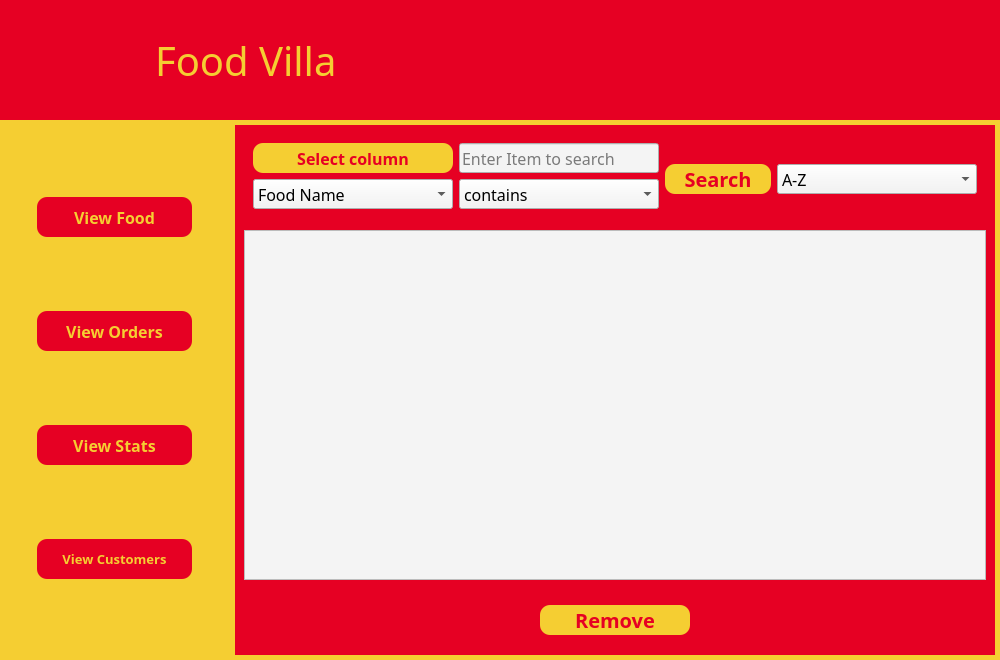
Qt form views/main.ui (AbdulRehman7590/DSA_FinalProject) before a commit.
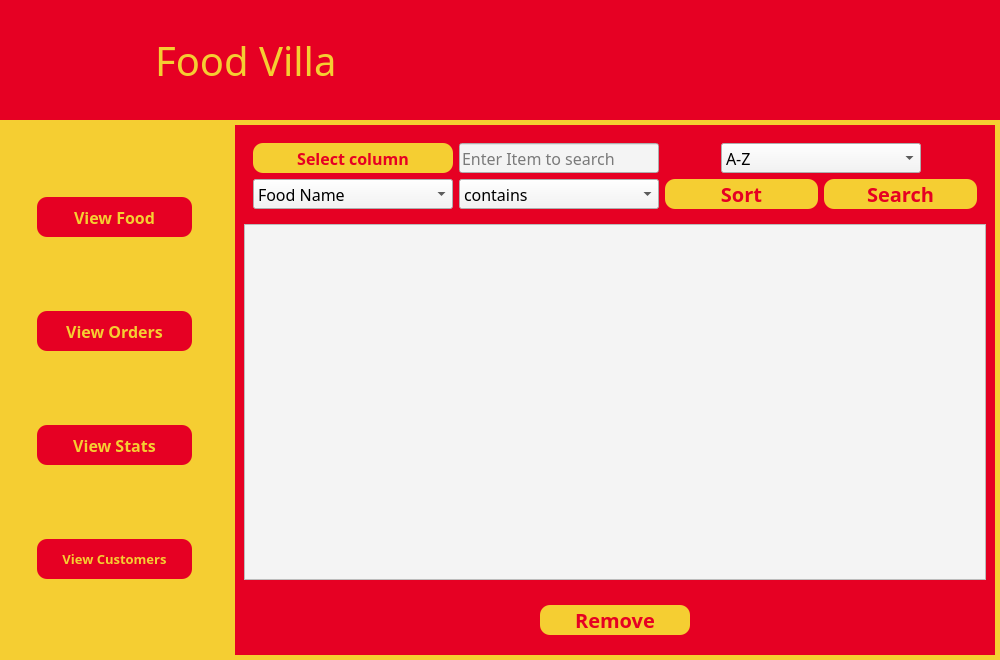
The same form after that commit. The open tabs and pages were chosen to show the change. Icons and pictures are not drawn.

```diff
--- a/views/main.ui
+++ b/views/main.ui
@@ -1834,7 +1834,7 @@
                        </property>
                       </widget>
                      </item>
-                     <item row="0" column="2" rowspan="3">
+                     <item row="0" column="2" colspan="2">
                       <widget class="QWidget" name="widget_29" native="true">
                        <layout class="QHBoxLayout" name="horizontalLayout_40">
                         <property name="spacing">
@@ -1853,48 +1853,7 @@
                          <number>0</number>
                         </property>
                         <item>
-                         <widget class="QPushButton" name="start_Search">
-                          <property name="minimumSize">
-                           <size>
-                            <width>0</width>
-                            <height>0</height>
-                           </size>
-                          </property>
-                          <property name="maximumSize">
-                           <size>
-                            <width>200</width>
-                            <height>30</height>
-                           </size>
-                          </property>
-                          <property name="font">
-                           <font>
-                            <family>Rockwell</family>
-                            <pointsize>15</pointsize>
-                            <weight>75</weight>
-                            <bold>true</bold>
-                           </font>
-                          </property>
-                          <property name="cursor">
-                           <cursorShape>PointingHandCursor</cursorShape>
-                          </property>
-                          <property name="styleSheet">
-                           <string notr="true">QPushButton{
-	color: rgba(230, 0, 35, 1);
-	background-color:rgba(245, 206, 50, 1);
-	border-radius:10%;
-}
-QPushButton:hover{
-	background-color: rgb(244,244,244);
-	color:rgba(245, 206, 50, 1);
-}	</string>
-                          </property>
-                          <property name="text">
-                           <string>Search</string>
-                          </property>
-                         </widget>
-                        </item>
-                        <item>
-                         <widget class="QComboBox" name="admin_attribute_2">
+                         <widget class="QComboBox" name="SortingOrderCB">
                           <property name="minimumSize">
                            <size>
                             <width>200</width>
@@ -2022,6 +1981,88 @@
                        </item>
                       </widget>
                      </item>
+                     <item row="1" column="2">
+                      <widget class="QPushButton" name="SortBtn">
+                       <property name="minimumSize">
+                        <size>
+                         <width>0</width>
+                         <height>0</height>
+                        </size>
+                       </property>
+                       <property name="maximumSize">
+                        <size>
+                         <width>200</width>
+                         <height>30</height>
+                        </size>
+                       </property>
+                       <property name="font">
+                        <font>
+                         <family>Rockwell</family>
+                         <pointsize>15</pointsize>
+                         <weight>75</weight>
+                         <bold>true</bold>
+                        </font>
+                       </property>
+                       <property name="cursor">
+                        <cursorShape>PointingHandCursor</cursorShape>
+                       </property>
+                       <property name="styleSheet">
+                        <string notr="true">QPushButton{
+	color: rgba(230, 0, 35, 1);
+	background-color:rgba(245, 206, 50, 1);
+	border-radius:10%;
+}
+QPushButton:hover{
+	background-color: rgb(244,244,244);
+	color:rgba(245, 206, 50, 1);
+}	</string>
+                       </property>
+                       <property name="text">
+                        <string>Sort</string>
+                       </property>
+                      </widget>
+                     </item>
+                     <item row="1" column="3">
+                      <widget class="QPushButton" name="start_Search">
+                       <property name="minimumSize">
+                        <size>
+                         <width>0</width>
+                         <height>0</height>
+                        </size>
+                       </property>
+                       <property name="maximumSize">
+                        <size>
+                         <width>200</width>
+                         <height>30</height>
+                        </size>
+                       </property>
+                       <property name="font">
+                        <font>
+                         <family>Rockwell</family>
+                         <pointsize>15</pointsize>
+                         <weight>75</weight>
+                         <bold>true</bold>
+                        </font>
+                       </property>
+                       <property name="cursor">
+                        <cursorShape>PointingHandCursor</cursorShape>
+                       </property>
+                       <property name="styleSheet">
+                        <string notr="true">QPushButton{
+	color: rgba(230, 0, 35, 1);
+	background-color:rgba(245, 206, 50, 1);
+	border-radius:10%;
+}
+QPushButton:hover{
+	background-color: rgb(244,244,244);
+	color:rgba(245, 206, 50, 1);
+}	</string>
+                       </property>
+                       <property name="text">
+                        <string>Search</string>
+                       </property>
+                      </widget>
+                     </item>
                     </layout>
                    </widget>
                   </item>
```
Left out of the diff: 10 changed lines with no effect on the pictures.
